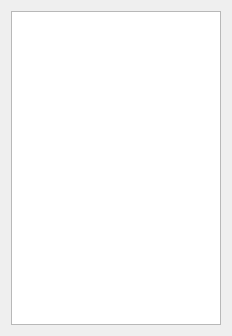
Before: the Qt Designer form graphics.ui in AndreyMlashkin/stefanoproblem, drawn with Qt 5.
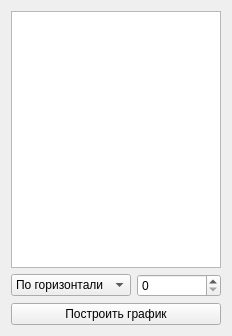
After: the same form once the commit is applied. Custom widgets are drawn as their Qt base class.

The edit to the form file:
```diff
--- a/graphics.ui
+++ b/graphics.ui
@@ -2,6 +2,12 @@
 <ui version="4.0">
  <class>Graphics</class>
  <widget class="QWidget" name="Graphics">
+  <property name="windowModality">
+   <enum>Qt::NonModal</enum>
+  </property>
+  <property name="enabled">
+   <bool>true</bool>
+  </property>
   <property name="geometry">
    <rect>
     <x>0</x>
@@ -13,7 +19,7 @@
   <property name="windowTitle">
    <string>Form</string>
   </property>
-  <layout class="QHBoxLayout" name="horizontalLayout">
+  <layout class="QVBoxLayout" name="verticalLayout">
    <item>
     <widget class="MeltView" name="graphics">
      <property name="enabled">
@@ -42,6 +48,34 @@
      </attribute>
     </widget>
    </item>
+   <item>
+    <layout class="QGridLayout" name="gridLayout">
+     <item row="0" column="0">
+      <widget class="QComboBox" name="chartType">
+       <item>
+        <property name="text">
+         <string>По горизонтали</string>
+        </property>
+       </item>
+       <item>
+        <property name="text">
+         <string>По вертикали</string>
+        </property>
+       </item>
+      </widget>
+     </item>
+     <item row="0" column="1">
+      <widget class="QSpinBox" name="axis"/>
+     </item>
+     <item row="1" column="0" colspan="2">
+      <widget class="QPushButton" name="makeChart">
+       <property name="text">
+        <string>Построить график</string>
+       </property>
+      </widget>
+     </item>
+    </layout>
+   </item>
   </layout>
  </widget>
  <customwidgets>
```
